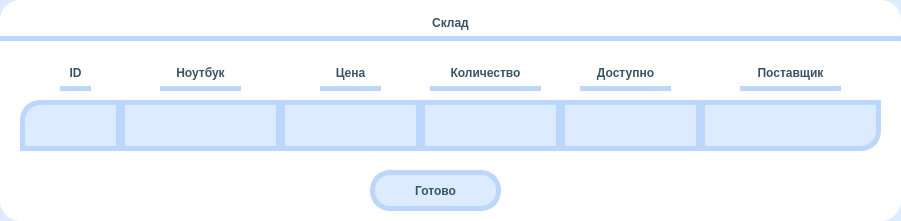
First picture: the form in CRM/editUI/editStock.ui, repository Plnguins/CRM, before the edit.
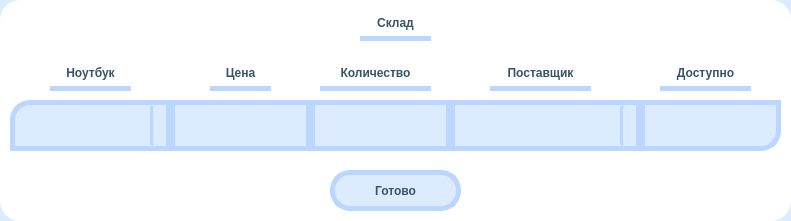
Second picture: the form after the edit. Icons and pictures are not drawn.

```diff
--- a/CRM/editUI/editStock.ui
+++ b/CRM/editUI/editStock.ui
@@ -21,7 +21,7 @@
    <rect>
     <x>0</x>
     <y>0</y>
-    <width>901</width>
+    <width>791</width>
     <height>221</height>
    </rect>
   </property>
@@ -31,7 +31,7 @@
   <widget class="QPushButton" name="Apply">
    <property name="geometry">
     <rect>
-     <x>370</x>
+     <x>330</x>
      <y>170</y>
      <width>131</width>
      <height>41</height>
@@ -98,9 +98,9 @@
   <widget class="QLabel" name="tableName">
    <property name="geometry">
     <rect>
-     <x>0</x>
+     <x>360</x>
      <y>10</y>
-     <width>901</width>
+     <width>71</width>
      <height>31</height>
     </rect>
    </property>
@@ -120,52 +120,10 @@
     <set>Qt::AlignCenter</set>
    </property>
   </widget>
-  <widget class="QLineEdit" name="LaptopEnter">
-   <property name="geometry">
-    <rect>
-     <x>120</x>
-     <y>100</y>
-     <width>161</width>
-     <height>51</height>
-    </rect>
-   </property>
-   <property name="styleSheet">
-    <string notr="true">	font: 12pt &quot;Comfortaa&quot;;
-	font: bold;
-	color:  rgb(56, 84, 102);	
-	background-color: rgb(221, 235, 255);
-	border: 5px solid #BBD6FF ;</string>
-   </property>
-  </widget>
-  <widget class="QLabel" name="ID">
-   <property name="geometry">
-    <rect>
-     <x>60</x>
-     <y>60</y>
-     <width>31</width>
-     <height>31</height>
-    </rect>
-   </property>
-   <property name="styleSheet">
-    <string notr="true">	font: 12pt &quot;Comfortaa&quot;;
-	font: bold;
-	color:  rgb(56, 84, 102);
-	border: 5px solid #BBD6FF ;
-	border-top: transparent;
-	border-left: transparent;
-	border-right: transparent;</string>
-   </property>
-   <property name="text">
-    <string>ID</string>
-   </property>
-   <property name="alignment">
-    <set>Qt::AlignCenter</set>
-   </property>
-  </widget>
   <widget class="QLabel" name="Laptop">
    <property name="geometry">
     <rect>
-     <x>160</x>
+     <x>50</x>
      <y>60</y>
      <width>81</width>
      <height>31</height>
@@ -192,7 +150,7 @@
     <rect>
      <x>0</x>
      <y>0</y>
-     <width>901</width>
+     <width>791</width>
      <height>221</height>
     </rect>
    </property>
@@ -204,31 +162,10 @@
     <string/>
    </property>
   </widget>
-  <widget class="QLabel" name="IDEnter">
-   <property name="geometry">
-    <rect>
-     <x>20</x>
-     <y>100</y>
-     <width>101</width>
-     <height>51</height>
-    </rect>
-   </property>
-   <property name="styleSheet">
-    <string notr="true">	font: 12pt &quot;Comfortaa&quot;;
-	font: bold;
-	color:  rgb(56, 84, 102);	
-	background-color: rgb(221, 235, 255);
-	border: 5px solid #BBD6FF ;
-	border-top-left-radius: 20px;</string>
-   </property>
-   <property name="text">
-    <string/>
-   </property>
-  </widget>
   <widget class="QLabel" name="Price">
    <property name="geometry">
     <rect>
-     <x>320</x>
+     <x>210</x>
      <y>60</y>
      <width>61</width>
      <height>31</height>
@@ -253,7 +190,7 @@
   <widget class="QLineEdit" name="PriceEnter">
    <property name="geometry">
     <rect>
-     <x>280</x>
+     <x>170</x>
      <y>100</y>
      <width>141</width>
      <height>51</height>
@@ -264,13 +201,17 @@
 	font: bold;
 	color:  rgb(56, 84, 102);	
 	background-color: rgb(221, 235, 255);
-	border: 5px solid #BBD6FF ;</string>
+	border: 5px solid #BBD6FF ;
+	border-radius:0px;</string>
+   </property>
+   <property name="alignment">
+    <set>Qt::AlignCenter</set>
    </property>
   </widget>
   <widget class="QLabel" name="Available">
    <property name="geometry">
     <rect>
-     <x>580</x>
+     <x>660</x>
      <y>60</y>
      <width>91</width>
      <height>31</height>
@@ -292,28 +233,10 @@
     <set>Qt::AlignCenter</set>
    </property>
   </widget>
-  <widget class="QLineEdit" name="VendorEnter">
-   <property name="geometry">
-    <rect>
-     <x>700</x>
-     <y>100</y>
-     <width>181</width>
-     <height>51</height>
-    </rect>
-   </property>
-   <property name="styleSheet">
-    <string notr="true">	font: 12pt &quot;Comfortaa&quot;;
-	font: bold;
-	color:  rgb(56, 84, 102);	
-	background-color: rgb(221, 235, 255);
-	border: 5px solid #BBD6FF ;
-	border-bottom-right-radius:20px;</string>
-   </property>
-  </widget>
   <widget class="QLabel" name="Number">
    <property name="geometry">
     <rect>
-     <x>430</x>
+     <x>320</x>
      <y>60</y>
      <width>111</width>
      <height>31</height>
@@ -338,7 +261,7 @@
   <widget class="QLineEdit" name="NumberEnter">
    <property name="geometry">
     <rect>
-     <x>420</x>
+     <x>310</x>
      <y>100</y>
      <width>141</width>
      <height>51</height>
@@ -349,13 +272,17 @@
 	font: bold;
 	color:  rgb(56, 84, 102);	
 	background-color: rgb(221, 235, 255);
-	border: 5px solid #BBD6FF ;</string>
+	border: 5px solid #BBD6FF ;
+	border-radius:0px;</string>
+   </property>
+   <property name="alignment">
+    <set>Qt::AlignCenter</set>
    </property>
   </widget>
   <widget class="QLineEdit" name="AvailableEnter">
    <property name="geometry">
     <rect>
-     <x>560</x>
+     <x>640</x>
      <y>100</y>
      <width>141</width>
      <height>51</height>
@@ -366,13 +293,20 @@
 	font: bold;
 	color:  rgb(56, 84, 102);	
 	background-color: rgb(221, 235, 255);
-	border: 5px solid #BBD6FF ;</string>
+	border: 5px solid #BBD6FF ;
+	border-top-left-radius: 0px;
+	border-top-right-radius:0px;
+	border-bottom-left-radius:0px;
+	border-bottom-right-radius:20px;</string>
+   </property>
+   <property name="alignment">
+    <set>Qt::AlignCenter</set>
    </property>
   </widget>
   <widget class="QLabel" name="Vendor">
    <property name="geometry">
     <rect>
-     <x>740</x>
+     <x>490</x>
      <y>60</y>
      <width>101</width>
      <height>31</height>
@@ -394,22 +328,125 @@
     <set>Qt::AlignCenter</set>
    </property>
   </widget>
+  <widget class="QComboBox" name="LaptopChange">
+   <property name="geometry">
+    <rect>
+     <x>10</x>
+     <y>100</y>
+     <width>161</width>
+     <height>51</height>
+    </rect>
+   </property>
+   <property name="styleSheet">
+    <string notr="true">QComboBox{
+font: 12pt &quot;Comfortaa&quot;;
+	font: bold;
+	color:  rgb(56, 84, 102);	
+	background-color: rgb(221, 235, 255);
+	border: 5px solid #BBD6FF ;
+	border-top-left-radius: 20px;
+	border-top-right-radius:0px;
+	border-bottom-left-radius:0px;
+	border-bottom-right-radius:0px;
+}
+
+QComboBox::drop-down {
+
+    border-left: 3px solid #BBD6FF ;
+    border-top-left-radius: 3px; /* same radius as the QComboBox */
+    border-bottom-left-radius: 3px;
+}
+
+QComboBox::down-arrow:!on {
+    image: url(&quot;C:/Users/SeMsei/Documents/downArrow.png&quot;);
+}
+
+QComboBox::down-arrow:on { 
+    image: url(&quot;C:/Users/SeMsei/Documents/upArrow.png&quot;);
+}
+
+
+
+QComboBox QAbstractItemView {
+    border: 5px solid #BBD6FF ;
+	background-color: rgb(221, 235, 255);
+	border-bottom-left-radius:15px;
+	border-bottom-right-radius:15px;
+}
+
+
+
+
+
+
+</string>
+   </property>
+  </widget>
+  <widget class="QComboBox" name="VendorChange">
+   <property name="geometry">
+    <rect>
+     <x>450</x>
+     <y>100</y>
+     <width>191</width>
+     <height>51</height>
+    </rect>
+   </property>
+   <property name="styleSheet">
+    <string notr="true">QComboBox{
+font: 12pt &quot;Comfortaa&quot;;
+	font: bold;
+	color:  rgb(56, 84, 102);	
+	background-color: rgb(221, 235, 255);
+	border: 5px solid #BBD6FF ;
+	border-radius:0px;
+}
+
+QComboBox::drop-down {
+
+    border-left: 3px solid #BBD6FF ;
+    border-top-left-radius: 3px; /* same radius as the QComboBox */
+    border-bottom-left-radius: 3px;
+}
+
+QComboBox::down-arrow:!on {
+    image: url(&quot;C:/Users/SeMsei/Documents/downArrow.png&quot;);
+}
+
+QComboBox::down-arrow:on { 
+    image: url(&quot;C:/Users/SeMsei/Documents/upArrow.png&quot;);
+}
+
+
+
+QComboBox QAbstractItemView {
+    border: 5px solid #BBD6FF ;
+	background-color: rgb(221, 235, 255);
+	border-bottom-left-radius:15px;
+	border-bottom-right-radius:15px;
+}
+
+
+
+
+
+
+</string>
+   </property>
+  </widget>
   <zorder>Background</zorder>
   <zorder>BackgroundRounded</zorder>
   <zorder>Apply</zorder>
   <zorder>Laptop</zorder>
-  <zorder>LaptopEnter</zorder>
-  <zorder>ID</zorder>
-  <zorder>IDEnter</zorder>
   <zorder>tableName</zorder>
   <zorder>Price</zorder>
   <zorder>PriceEnter</zorder>
   <zorder>Available</zorder>
-  <zorder>VendorEnter</zorder>
   <zorder>Number</zorder>
   <zorder>NumberEnter</zorder>
   <zorder>AvailableEnter</zorder>
   <zorder>Vendor</zorder>
+  <zorder>LaptopChange</zorder>
+  <zorder>VendorChange</zorder>
  </widget>
  <resources/>
  <connections/>
```
Left out of the diff: 15 changed lines with no effect on the pictures.
